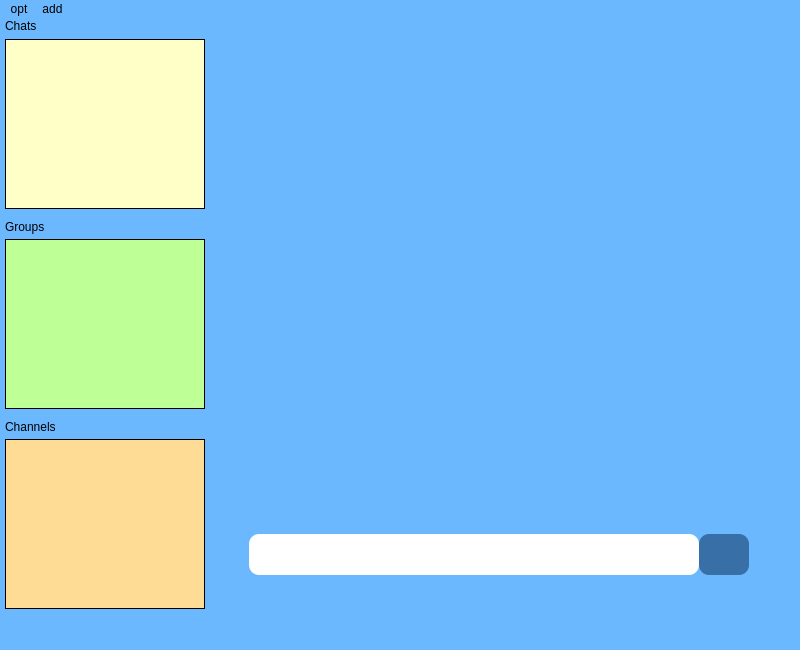
This is Project_AA/safheasli.ui in AmirHasanTaban/IUT-Messanger as Qt 5 draws it before an edit. The edited form follows.
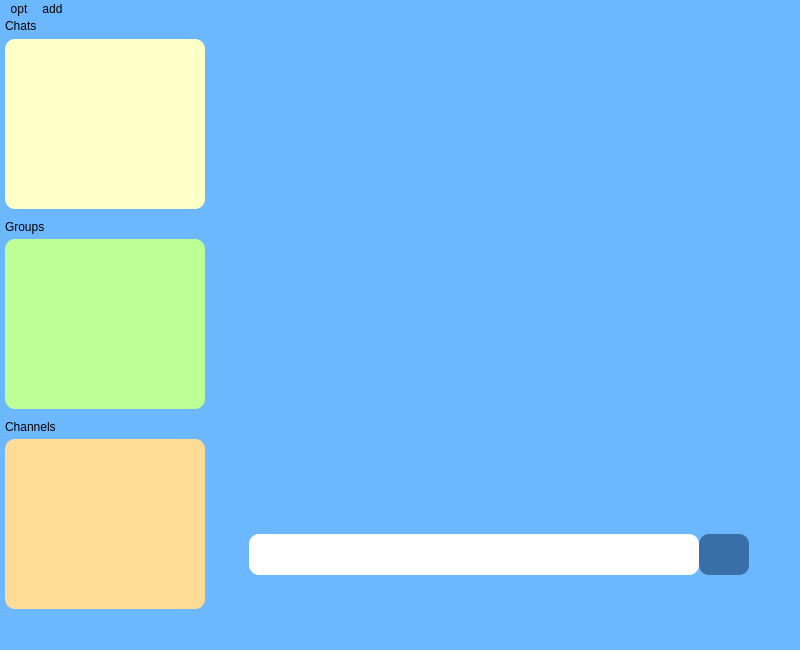
This is the edited form. Icons and pictures are not drawn.

Patch:
```diff
--- a/Project_AA/safheasli.ui
+++ b/Project_AA/safheasli.ui
@@ -32,7 +32,14 @@
      </font>
     </property>
     <property name="styleSheet">
-     <string notr="true">background-color: rgb(255, 255, 200);</string>
+     <string notr="true">
+
+QListWidget {
+    border-radius: 10px;
+    background-color: rgb(255, 255, 200);
+	
+	border-color: rgb(30, 14, 255);
+}</string>
     </property>
     <property name="frameShape">
      <enum>QFrame::Box</enum>
@@ -175,7 +182,13 @@
      </font>
     </property>
     <property name="styleSheet">
-     <string notr="true">background-color: rgb(190, 255, 150);</string>
+     <string notr="true">
+QListWidget {
+    border-radius: 10px;
+    background-color: rgb(190, 255, 150);
+	
+	border-color: rgb(30, 14, 255);
+}</string>
     </property>
     <property name="frameShape">
      <enum>QFrame::Box</enum>
@@ -199,7 +212,13 @@
      </font>
     </property>
     <property name="styleSheet">
-     <string notr="true">background-color: rgb(255, 220, 150);</string>
+     <string notr="true">
+QListWidget {
+    border-radius: 10px;
+    background-color: rgb(255, 220, 150);
+	
+	border-color: rgb(30, 14, 255);
+}</string>
     </property>
     <property name="frameShape">
      <enum>QFrame::Box</enum>
```
Left out of the diff: 8 changed lines with no effect on the pictures.
